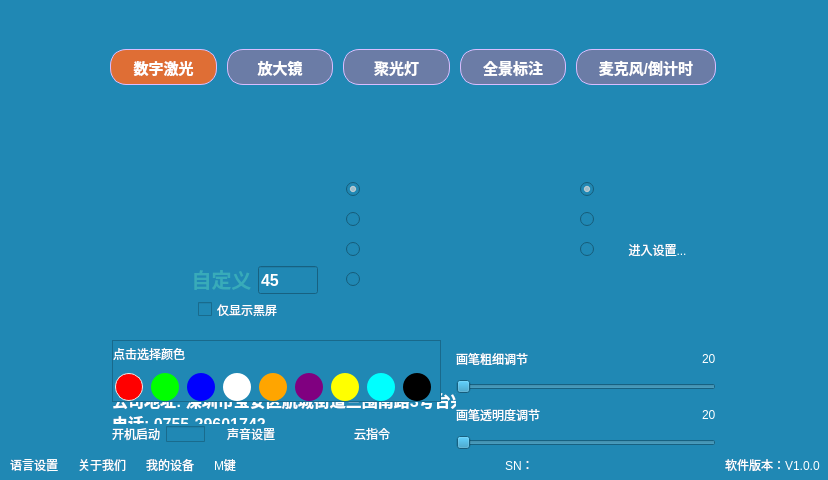
First picture: the form in EasyPointer/mainwindow.ui, repository wlffeng2008/EasyPointer, before the edit.
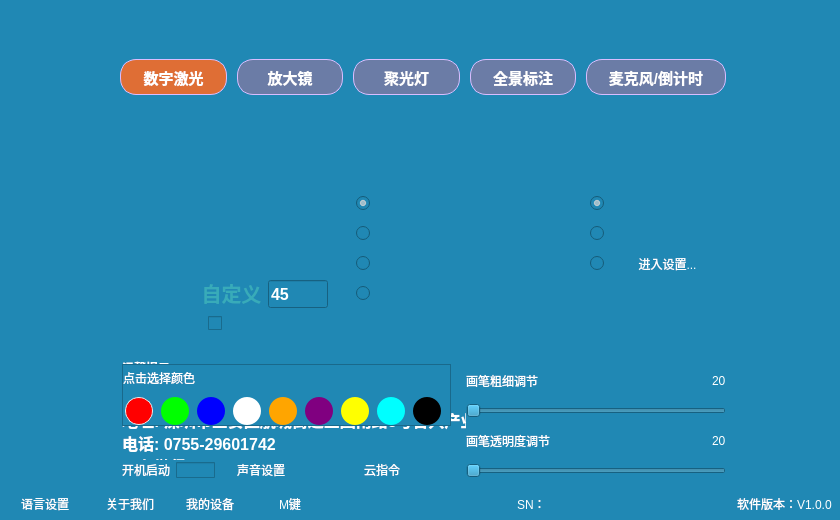
Second picture: the form after the edit. The open tabs and pages were chosen to show the change. Icons and pictures are not drawn.

Patch:
```diff
--- a/EasyPointer/mainwindow.ui
+++ b/EasyPointer/mainwindow.ui
@@ -6,8 +6,8 @@
    <rect>
     <x>0</x>
     <y>0</y>
-    <width>828</width>
-    <height>480</height>
+    <width>840</width>
+    <height>520</height>
    </rect>
   </property>
   <property name="font">
@@ -38,8 +38,8 @@
    <widget class="QFrame" name="frameColor">
     <property name="geometry">
      <rect>
-      <x>112</x>
-      <y>340</y>
+      <x>122</x>
+      <y>364</y>
       <width>329</width>
       <height>62</height>
      </rect>
@@ -522,10 +522,10 @@
    <widget class="QStackedWidget" name="stackedWidget1">
     <property name="geometry">
      <rect>
-      <x>456</x>
-      <y>340</y>
-      <width>266</width>
-      <height>112</height>
+      <x>466</x>
+      <y>360</y>
+      <width>265</width>
+      <height>120</height>
      </rect>
     </property>
     <property name="styleSheet">
@@ -1022,7 +1022,7 @@
         <x>0</x>
         <y>0</y>
         <width>260</width>
-        <height>110</height>
+        <height>118</height>
        </rect>
       </property>
       <layout class="QVBoxLayout" name="verticalLayout_4" stretch="0,1,0,1">
@@ -1136,8 +1136,8 @@
    <widget class="QStackedWidget" name="stackedWidget0">
     <property name="geometry">
      <rect>
-      <x>112</x>
-      <y>94</y>
+      <x>122</x>
+      <y>108</y>
       <width>600</width>
       <height>242</height>
      </rect>
@@ -1354,7 +1354,7 @@
        </rect>
       </property>
       <property name="text">
-       <string>仅显示黑屏</string>
+       <string/>
       </property>
      </widget>
      <widget class="QRadioButton" name="radioButton03">
@@ -1878,8 +1878,8 @@
    <widget class="QLabel" name="labelNotice">
     <property name="geometry">
      <rect>
-      <x>112</x>
-      <y>340</y>
+      <x>122</x>
+      <y>360</y>
       <width>330</width>
       <height>34</height>
      </rect>
@@ -1897,10 +1897,10 @@
    <widget class="QLabel" name="labelContact">
     <property name="geometry">
      <rect>
-      <x>112</x>
-      <y>342</y>
+      <x>122</x>
+      <y>362</y>
       <width>598</width>
-      <height>102</height>
+      <height>110</height>
      </rect>
     </property>
     <property name="font">
@@ -1912,7 +1912,7 @@
     <property name="text">
      <string>公司名称: 深圳市诺咪雅电子商务有限公司
 网站: www.noomya.cn
-公司地址: 深圳市宝安区航城街道三围南路3号台兴产业园A栋A座301-302
+地址: 深圳市宝安区航城街道三围南路3号台兴产业园A栋A座301-302
 电话: 0755-29601742
 服务微信: Noomya2025</string>
     </property>
@@ -1924,9 +1924,9 @@
     <property name="geometry">
      <rect>
       <x>0</x>
-      <y>454</y>
-      <width>820</width>
-      <height>22</height>
+      <y>490</y>
+      <width>832</width>
+      <height>28</height>
      </rect>
     </property>
     <layout class="QHBoxLayout" name="horizontalLayout_3">
@@ -1938,6 +1938,12 @@
      </property>
      <item>
       <widget class="QPushButton" name="pushButton5">
+       <property name="minimumSize">
+        <size>
+         <width>70</width>
+         <height>0</height>
+        </size>
+       </property>
        <property name="cursor">
         <cursorShape>PointingHandCursor</cursorShape>
        </property>
@@ -1974,6 +1980,12 @@
      </item>
      <item>
       <widget class="QPushButton" name="pushButton6">
+       <property name="minimumSize">
+        <size>
+         <width>60</width>
+         <height>0</height>
+        </size>
+       </property>
        <property name="cursor">
         <cursorShape>PointingHandCursor</cursorShape>
        </property>
@@ -2006,6 +2018,12 @@
      </item>
      <item>
       <widget class="QPushButton" name="pushButtonDevice">
+       <property name="minimumSize">
+        <size>
+         <width>60</width>
+         <height>0</height>
+        </size>
+       </property>
        <property name="cursor">
         <cursorShape>PointingHandCursor</cursorShape>
        </property>
@@ -2038,6 +2056,12 @@
      </item>
      <item>
       <widget class="QPushButton" name="pushButtonMKey">
+       <property name="minimumSize">
+        <size>
+         <width>60</width>
+         <height>0</height>
+        </size>
+       </property>
        <property name="cursor">
         <cursorShape>PointingHandCursor</cursorShape>
        </property>
@@ -2117,8 +2141,8 @@
    <widget class="QFrame" name="frameFunc">
     <property name="geometry">
      <rect>
-      <x>110</x>
-      <y>46</y>
+      <x>120</x>
+      <y>56</y>
       <width>606</width>
       <height>48</height>
      </rect>
@@ -2297,7 +2321,7 @@
    <widget class="QLabel" name="labelBattery">
     <property name="geometry">
      <rect>
-      <x>721</x>
+      <x>728</x>
       <y>12</y>
       <width>31</width>
       <height>16</height>
@@ -2313,7 +2337,7 @@
    <widget class="QPushButton" name="pushButtonMin">
     <property name="geometry">
      <rect>
-      <x>768</x>
+      <x>775</x>
       <y>8</y>
       <width>20</width>
       <height>20</height>
@@ -2357,7 +2381,7 @@
    <widget class="QPushButton" name="pushButtonExit">
     <property name="geometry">
      <rect>
-      <x>803</x>
+      <x>810</x>
       <y>10</y>
       <width>16</width>
       <height>16</height>
@@ -2396,8 +2420,8 @@
    <widget class="QFrame" name="frameSetting">
     <property name="geometry">
      <rect>
-      <x>108</x>
-      <y>424</y>
+      <x>118</x>
+      <y>460</y>
       <width>339</width>
       <height>20</height>
      </rect>
```
Left out of the diff: 14 changed lines with no effect on the pictures.
